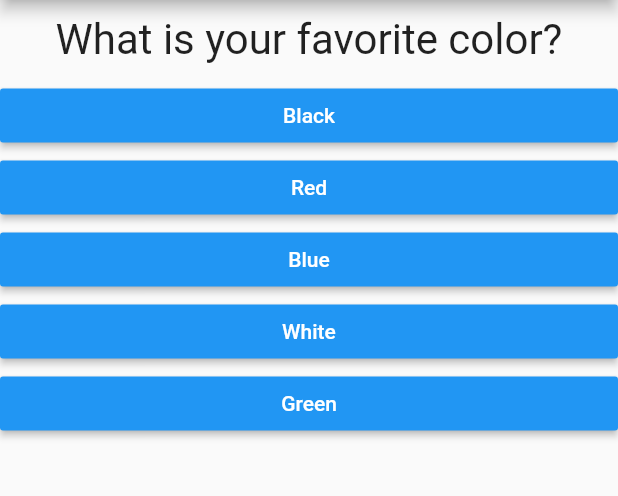
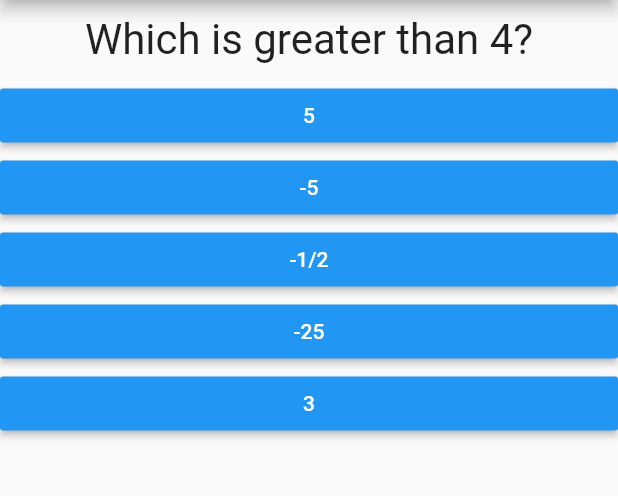
Before and after one commit to ascobani/flutter_lab_1, a Flutter app: the screen it shows after launch, on a phone screen of 412 x 824 dp, the part 84-580 px from its top. Run offline on Flutter 3.47's test engine with Material 2 defaults, Android fonts, the phone set to English and light mode, and no system bars; missing offline and left inert: dart:ffi.

Commit message:
score system

```diff
--- a/lib/answer.dart
+++ b/lib/answer.dart
@@ -1,23 +1,19 @@
 import 'package:flutter/material.dart';
 
-
 class Answer extends StatelessWidget {
-
   final VoidCallback sellectHandler;
   final String answerText;
 
   Answer(this.sellectHandler, String this.answerText);
 
-
   @override
-
   Widget build(BuildContext context) {
     return Container(
       width: double.infinity,
       child: RaisedButton(
         child: Text(answerText),
         onPressed: sellectHandler,
-        color: Colors.blue ,
+        color: Colors.blue,
         textColor: Colors.white,
       ),
     );
--- a/lib/main.dart
+++ b/lib/main.dart
@@ -1,3 +1,5 @@
+import 'dart:ffi';
+
 import 'package:flutter/material.dart';
 import 'package:flutter_complete_guide/result.dart';
 
@@ -11,7 +13,6 @@ void main() {
 class _MyApp extends StatefulWidget {
   @override
   State<StatefulWidget> createState() {
-    // TODO: implement createState
     return _MyAppState();
   }
 }
@@ -19,41 +20,50 @@ class _MyApp extends StatefulWidget {
 class _MyAppState extends State<_MyApp> {
   final _questions = const [
     {
-      'questionText': 'What is your favorite color?',
+      'questionText': 'Which is greater than 4?',
       'answers': [
-        {'text': 'Black', 'score':0},
-        {'text': 'Red', 'score':0},
-        {'text': 'Blue', 'score':0},
-        {'text': 'White', 'score':1},
-        {'text': 'Green', 'score':0},
+        {'text': '5', 'score': 1},
+        {'text': '-5', 'score': 0},
+        {'text': '-1/2', 'score': 0},
+        {'text': '-25', 'score': 1},
+        {'text': '3', 'score': 0},
       ],
     },
     {
-      'questionText': 'What is your favorite animal?',
+      'questionText': 'Which is the smallest?',
       'answers': [
-        {'text': 'Cat', 'score': 0},
-        {'text': 'Dog', 'score': 0},
-        {'text': 'Snake', 'score':0},
-        {'text': 'Spider', 'score':1},
-        {'text': 'Bear', 'score': 0},
+        {'text': '3', 'score': 0},
+        {'text': '-1', 'score': 0},
+        {'text': '5', 'score': 0},
+        {'text': '10', 'score': 0},
+        {'text': '-11', 'score': 1},
       ],
     },
     {
-      'questionText': 'Who is your favorite instrcutor',
+      'questionText': 'Combine terms: 12a + 26b -4b – 16a',
       'answers': [
-        {'text': 'Max', 'score':1},
-        {'text': 'Daniel', 'score':0},
-        {'text': 'Robin', 'score':0},
-        {'text': 'Kevin', 'score':0},
-        {'text': 'Pope', 'score':0},
+        {'text': '4a + 22b', 'score': 0},
+        {'text': '-28a + 30b', 'score': 0},
+        {'text': ' -4a + 22b', 'score': 1},
+        {'text': '28a + 30b', 'score': 0},
+        {'text': '13a + 33b', 'score': 0},
       ],
     },
   ];
   var _questionsIndex = 0;
+  var _totalScore = 0;
 
-  void _answerQuestion() {
+  void resetQuiz() {
+    setState(() {
+      _questionsIndex = 0;
+      _totalScore = 0;
+    });
+  }
+
+  void _answerQuestion(int score) {
     setState(() {
       _questionsIndex = _questionsIndex + 1;
+      _totalScore = _totalScore + score;
     });
     print(_questionsIndex);
     if (_questionsIndex < _questions.length) {
@@ -76,7 +86,7 @@ class _MyAppState extends State<_MyApp> {
                 questionsIndex: _questionsIndex,
                 questions: _questions,
               )
-            : Result(),
+            : Result(_totalScore, resetQuiz,),
       ),
     );
   }
--- a/lib/quiz.dart
+++ b/lib/quiz.dart
@@ -6,7 +6,7 @@ import './questions.dart';
 class Quiz extends StatelessWidget {
   final List<Map<String, Object>> questions;
   final int questionsIndex;
-  final VoidCallback answerQuestion;
+  final Function answerQuestion;
 
   Quiz(
       {required this.questions,
@@ -17,8 +17,10 @@ class Quiz extends StatelessWidget {
     return Column(
       children: [
         Question(questions[questionsIndex]['questionText'] as String),
-        ...(questions[questionsIndex]['answers'] as List<Map<String, Object>>).map((answer) {
-          return Answer(answerQuestion, answer['text'] as String);
+        ...(questions[questionsIndex]['answers'] as List<Map<String, Object>>)
+            .map((answer) {
+          return Answer(
+              () => answerQuestion(answer['score']), answer['text'] as String);
         }).toList()
       ],
     );
```
Also changed, not shown: lib/result.dart (+36 -1 lines).
